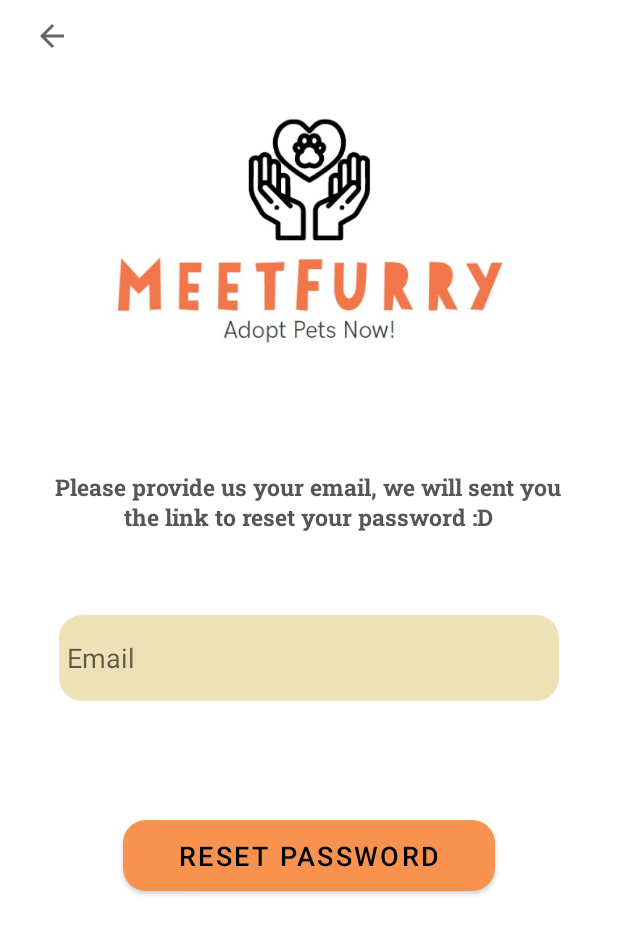
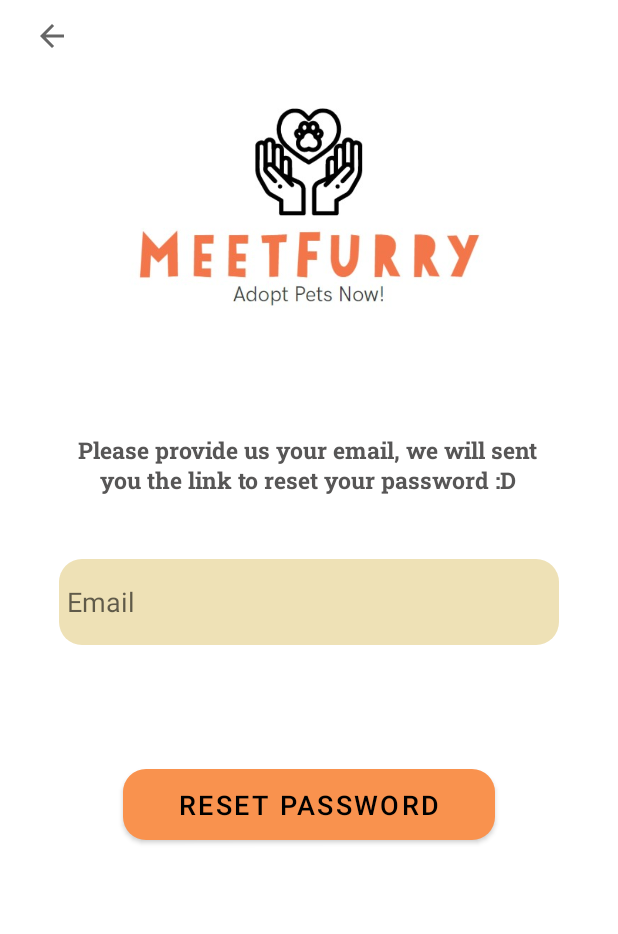
Before and after one commit to Mikkeline/MeetFurry, an Android app: the ForgotPassword screen opened directly, with no data from a screen before it, on a phone screen of 412 x 824 dp. Shown: the top 934 px of the screen. Run offline under Robolectric (Android 15) with nearby library versions, the phone set to English and light mode, and no system bars; our stand-ins replace Firebase (no records; nobody signed in at launch, a user with empty details on screens opened directly); Roboto replaces fonts that are not available here.

Commit message:
Photo size edited

```diff
--- a/app/src/main/res/layout/activity_forgot_password.xml
+++ b/app/src/main/res/layout/activity_forgot_password.xml
@@ -26,8 +26,8 @@
 
     <ImageView
         android:id="@+id/imageView"
-        android:layout_width="288dp"
-        android:layout_height="234dp"
+        android:layout_width="254dp"
+        android:layout_height="203dp"
         android:layout_marginStart="60dp"
         android:layout_marginTop="32dp"
         android:layout_marginEnd="60dp"
@@ -43,8 +43,8 @@
 
     <TextView
         android:id="@+id/txtWelcomeText"
-        android:layout_width="352dp"
-        android:layout_height="82dp"
+        android:layout_width="319dp"
+        android:layout_height="93dp"
         android:layout_marginStart="8dp"
         android:layout_marginTop="28dp"
         android:layout_marginEnd="8dp"
@@ -65,8 +65,9 @@
         android:layout_width="333dp"
         android:layout_height="57dp"
         android:layout_alignParentEnd="true"
+        android:layout_alignParentRight="true"
         android:layout_marginStart="20dp"
-        android:layout_marginTop="34dp"
+        android:layout_marginTop="16dp"
         android:layout_marginEnd="20dp"
         android:autofillHints="@string/Username"
         android:background="@drawable/rectangle"
@@ -81,17 +82,16 @@
         app:layout_constraintEnd_toEndOf="parent"
         app:layout_constraintStart_toStartOf="parent"
         app:layout_constraintTop_toBottomOf="@+id/txtWelcomeText"
-        tools:ignore="TextFields"
-        android:layout_alignParentRight="true" />
+        tools:ignore="TextFields" />
 
     <Button
         android:id="@+id/btnResetPassword"
         android:layout_width="248dp"
         android:layout_height="47dp"
         android:layout_marginStart="150dp"
-        android:layout_marginTop="45dp"
+        android:layout_marginTop="9dp"
         android:layout_marginEnd="150dp"
-        android:layout_marginBottom="196dp"
+        android:layout_marginBottom="124dp"
         android:background="@drawable/btn_rectangle"
         android:text="@string/reset_password"
         android:textColor="@color/black"
@@ -101,22 +101,24 @@
         app:layout_constraintEnd_toEndOf="parent"
         app:layout_constraintHorizontal_bias="0.503"
         app:layout_constraintStart_toStartOf="parent"
-        app:layout_constraintTop_toBottomOf="@+id/rp_email" />
+        app:layout_constraintTop_toBottomOf="@+id/progressBar_ForgotPassword"
+        app:layout_constraintVertical_bias="0.0" />
 
     <ProgressBar
         android:id="@+id/progressBar_ForgotPassword"
         style="?android:attr/progressBarStyle"
         android:layout_width="62dp"
         android:layout_height="59dp"
+        android:layout_marginTop="14dp"
+        android:layout_marginBottom="180dp"
         android:progressTint="@android:color/holo_orange_dark"
         android:visibility="invisible"
         app:layout_constraintBottom_toBottomOf="parent"
         app:layout_constraintEnd_toEndOf="parent"
         app:layout_constraintHorizontal_bias="0.498"
         app:layout_constraintStart_toStartOf="parent"
-        app:layout_constraintTop_toBottomOf="@+id/btnResetPassword"
-        app:layout_constraintVertical_bias="0.304" />
-
+        app:layout_constraintTop_toBottomOf="@+id/rp_email"
+        app:layout_constraintVertical_bias="0.0" />
 
 
 </androidx.constraintlayout.widget.ConstraintLayout>
--- a/app/src/main/res/layout/each_pet.xml
+++ b/app/src/main/res/layout/each_pet.xml
@@ -105,7 +105,7 @@
                 android:layout_marginStart="5dp"
                 android:layout_marginLeft="5dp"
                 android:layout_marginTop="5dp"
-
+                android:scaleType="centerCrop"
                 android:layout_marginEnd="5dp"
                 android:layout_marginRight="5dp"
                 app:layout_constraintEnd_toEndOf="parent"
--- a/app/src/main/res/layout/shelter_each_pet.xml
+++ b/app/src/main/res/layout/shelter_each_pet.xml
@@ -32,13 +32,11 @@
             android:layout_width="match_parent"
             android:layout_height="match_parent"
             android:background="@color/white"
-
             android:padding="16dp"
             android:layout_marginLeft="1dp"
             android:layout_marginRight="1dp"
             android:layout_marginTop="1dp"
             android:layout_marginBottom="1dp"
-
             android:orientation="vertical">
 
 
@@ -106,7 +104,7 @@
                 android:layout_marginStart="5dp"
                 android:layout_marginLeft="5dp"
                 android:layout_marginTop="5dp"
-
+                android:scaleType="centerCrop"
                 android:layout_marginEnd="5dp"
                 android:layout_marginRight="5dp"
                 app:layout_constraintEnd_toEndOf="parent"
```
